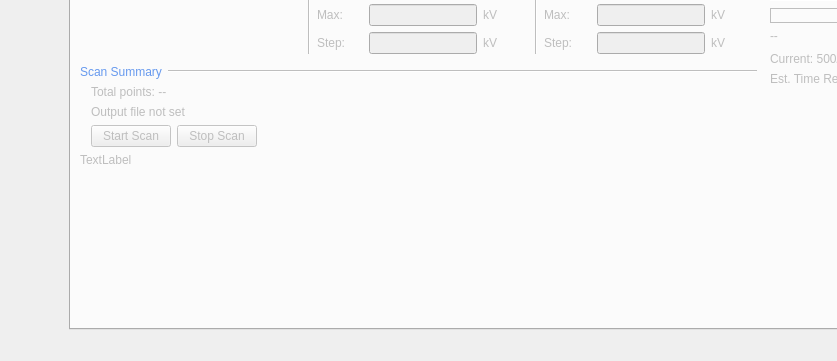
Old version of the form designer/MainWindow_v2.ui in the repository DanielWinklehner/emittance-scanner-daq; both pictures show x 246 to 1083 and y 468 to 829 of the 1260 by 829 pixel window.
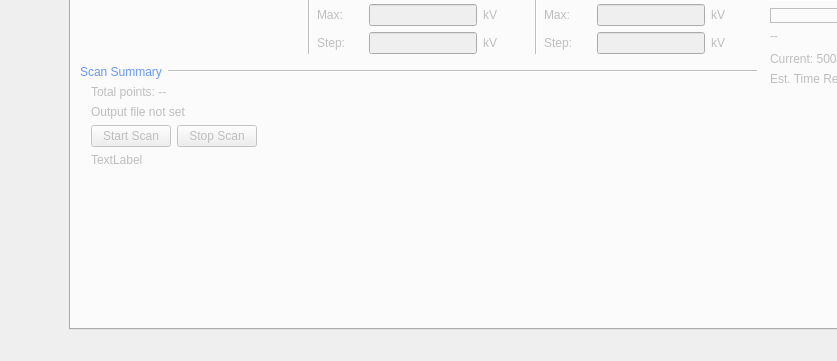
New version of the form. The open tabs and pages were chosen to show the change. Icons and pictures are not drawn.

Diff of the .ui file:
```diff
--- a/designer/MainWindow_v2.ui
+++ b/designer/MainWindow_v2.ui
@@ -1791,7 +1791,7 @@
            <bool>false</bool>
           </property>
           <widget class="QWidget" name="layoutWidget">
-           <layout class="QVBoxLayout" name="verticalLayout_8" stretch="0,0,0,0,0,0,0,0">
+           <layout class="QVBoxLayout" name="verticalLayout_8" stretch="0,0,0,0,0,0,0">
             <property name="sizeConstraint">
              <enum>QLayout::SetDefaultConstraint</enum>
             </property>
@@ -2937,9 +2937,6 @@
                  </item>
                 </layout>
                </item>
-              </layout>
-             </widget>
-            </item>
             <item>
              <widget class="QLabel" name="lblScanError">
               <property name="font">
@@ -2953,6 +2950,9 @@
               <property name="wordWrap">
                <bool>true</bool>
               </property>
+                </widget>
+               </item>
+              </layout>
              </widget>
             </item>
             <item>
```
Lines whose indentation alone changed are shown as unchanged.
